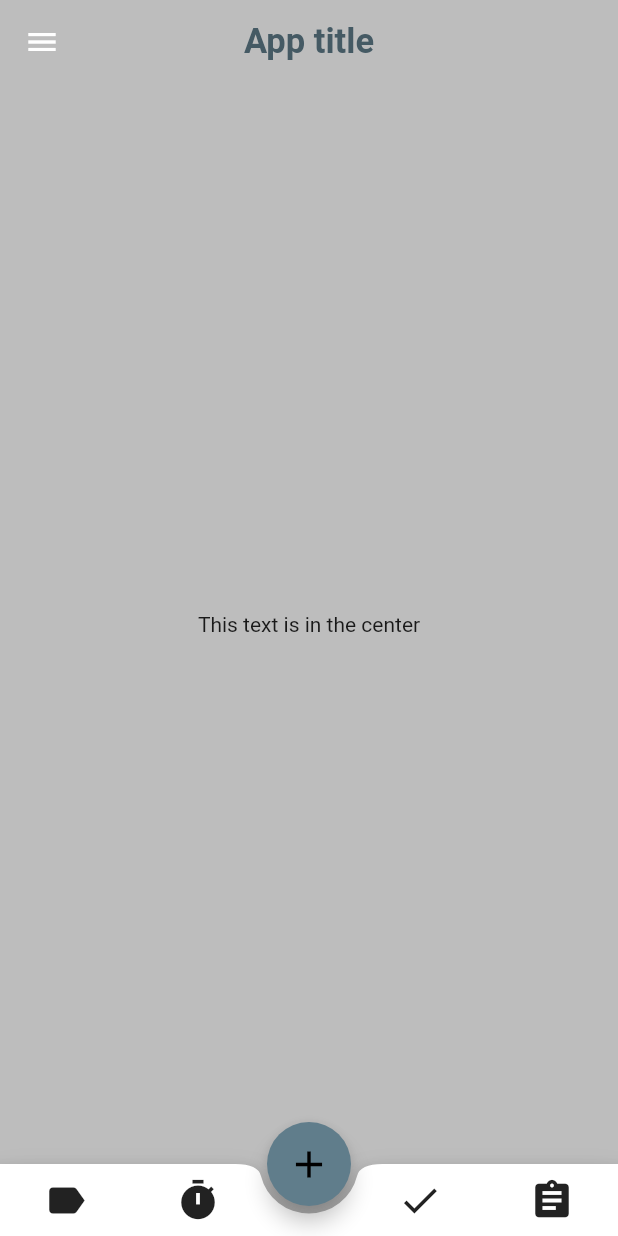
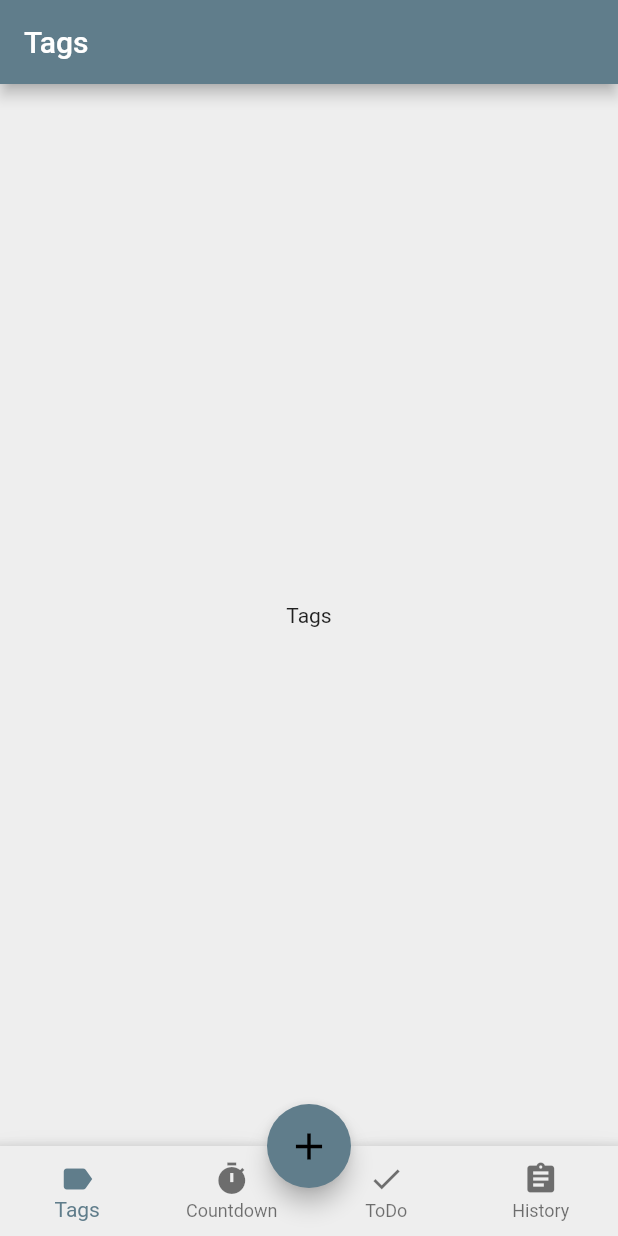
Before and after one commit to CippyLOL/pmdr_app, a Flutter app: the screen it shows after launch, after a tap on the "add" icon, on a phone screen of 412 x 824 dp. Run offline on Flutter 3.47's test engine with Material 2 defaults, Android fonts, the phone set to English and light mode, and no system bars.

Commit message:
added functioning navbar
added routes and made a functional bottom navigation bar

```diff
--- /dev/null
+++ b/lib/history.dart
@@ -0,0 +1,21 @@
+import 'package:flutter/material.dart';
+
+class History extends StatefulWidget {
+  @override
+  _HistoryState createState() => _HistoryState();
+}
+
+class _HistoryState extends State<History> {
+  @override
+  Widget build(BuildContext context) {
+    return Scaffold(
+      appBar: new AppBar(
+        title: new Text('History'),
+      ),
+      body: Center(
+        child: Text('History'),
+      ),
+
+    );
+  }
+}
--- /dev/null
+++ b/lib/home.dart
@@ -0,0 +1,21 @@
+import 'package:flutter/material.dart';
+
+class Home extends StatefulWidget {
+  @override
+  _HomeState createState() => _HomeState();
+}
+
+class _HomeState extends State<Home> {
+  @override
+  Widget build(BuildContext context) {
+    return Scaffold(
+      appBar: new AppBar(
+        title: new Text('Coundown'),
+      ),
+      body: Center(
+        child: Text('Countdown'),
+      ),
+
+    );
+  }
+}
--- a/lib/main.dart
+++ b/lib/main.dart
@@ -1,126 +1,73 @@
 import 'package:flutter/material.dart';
+import 'package:pmdr_app/history.dart';
+import 'package:pmdr_app/home.dart';
+import 'package:pmdr_app/tags.dart';
+import 'package:pmdr_app/todo.dart';
 
 void main() => runApp(MyApp());
 
 class MyApp extends StatelessWidget {
   @override
   Widget build(BuildContext context) {
-    return MaterialApp(
-      title: 'testing 123',
-      theme: ThemeData(
+    return new MaterialApp(
+      title: 'PMDR',
+      theme: new ThemeData(
         primarySwatch: Colors.blueGrey,
+        canvasColor: Colors.grey[200]
       ),
-      home: HomePage(
-        title: 'App title',
-      ),
+      home: BotNavBar(),
+
     );
   }
 }
 
-class HomePage extends StatefulWidget {
-  HomePage({Key key, this.title}) : super(key: key);
+class BotNavBar extends StatefulWidget {
+  @override
+  _BotNavBarState createState() => _BotNavBarState();
+}
 
-  final String title;
+class _BotNavBarState extends State<BotNavBar> {
+
+  int _currentIndex = 0;
+  final List<Widget> _children = [
+    Tags(),
+    Home(),
+    ToDo(),
+    History(),
+  ];
+
+  void onTappedBar(int index) {
+    setState(() {
+      _currentIndex = index;
+    });
+  }
 
   @override
-  _HomePageState createState() => _HomePageState();
-}
+  Widget build(BuildContext context) {
+    return new Scaffold(
+      body: _children[_currentIndex],
+      // currentIndex: _currentIndex,
+      bottomNavigationBar: BottomAppBar(
+        notchMargin: 2.0,
+        shape: CircularNotchedRectangle(),
+        child: SizedBox(
+          height: 60,
+          child: BottomNavigationBar(
+            onTap: onTappedBar,
+            type: BottomNavigationBarType.fixed,
+            items: [
+              BottomNavigationBarItem(icon: Icon(Icons.label), title: Text('Tags')),
+              BottomNavigationBarItem(icon: Icon(Icons.timer), title: Text('Countdown')),
+              BottomNavigationBarItem(icon: Icon(Icons.check), title: Text('ToDo')),
+              BottomNavigationBarItem(icon: Icon(Icons.assignment), title: Text('History')),
+            ],
+          ),
 
-class _HomePageState extends State<HomePage> {
-  @override
-  Widget build(BuildContext context) {
-    return Scaffold(
-      backgroundColor: Colors.grey[400],
-      appBar: AppBar(
-        backgroundColor: Colors.transparent,
-        elevation: 0,
-        title: Text(
-          widget.title,
-          style: TextStyle(
-            fontSize: 23.0,
-            fontWeight: FontWeight.bold,
-            color: Colors.blueGrey[700],
-          ),
-        ),
-        centerTitle: true,
-      ),
-      drawer: Drawer(
-        child: ListView(
-          children: <Widget>[
-            DrawerHeader(
-              child: Align(
-                alignment: Alignment.bottomLeft,
-                child: Text(
-                  'Username',
-                  style: TextStyle(
-                    fontSize: 20,
-                    color: Colors.white,
-                  ),
-                ),
-              ),
-              decoration: BoxDecoration(
-                  gradient: LinearGradient(colors: <Color>[
-                Colors.blueGrey[800],
-                Colors.blueGrey[300],
-              ])),
-            ),
-            CustomListTile(Icons.person, 'Profile', () {}),
-            CustomListTile(Icons.notifications, 'Notifications', () {}),
-            CustomListTile(Icons.settings, 'Settings', () {}),
-            CustomListTile(Icons.input, 'Log Out', () {}),
-          ],
-        ),
-      ),
-      body: Center(
-        child: Column(
-          mainAxisAlignment: MainAxisAlignment.center,
-          children: <Widget>[
-            Text(
-              'This text is in the center',
-            ),
-          ],
-        ),
-      ),
-      bottomNavigationBar: BottomAppBar(
-        shape: const CircularNotchedRectangle(),
-        notchMargin: 5.0,
-        child: Row(
-          children: <Widget>[
-            Spacer(),
-            IconButton(
-              tooltip: 'Tags',
-              icon: Icon(Icons.label),
-              onPressed: () {},
-              iconSize: 30.0,
-            ),
-            Spacer(flex: 2),
-            IconButton(
-              tooltip: 'Timer',
-              icon: Icon(Icons.timer),
-              onPressed: () {},
-              iconSize: 30.0,
-            ),
-            Spacer(flex: 5),
-            IconButton(
-              tooltip: 'To Do',
-              icon: Icon(Icons.check),
-              onPressed: () {},
-              iconSize: 30.0,
-            ),
-            Spacer(flex: 2),
-            IconButton(
-              tooltip: 'History',
-              icon: Icon(Icons.assignment),
-              onPressed: () {},
-              iconSize: 30.0,
-            ),
-            Spacer(),
-          ],
         ),
       ),
       floatingActionButton: FloatingActionButton(
         onPressed: () {},
-        tooltip: 'Increment',
+        tooltip: 'Add Countdown',
         child: Icon(
           Icons.add,
           size: 30.0,
@@ -131,44 +78,3 @@ class _HomePageState extends State<HomePage> {
     );
   }
 }
-
-class CustomListTile extends StatelessWidget {
-  IconData icon;
-  String text;
-  Function onTap;
-
-  CustomListTile(this.icon, this.text, this.onTap);
-
-  @override
-  Widget build(BuildContext context) {
-    return Padding(
-      padding: const EdgeInsets.fromLTRB(8.0, 0, 8.0, 0),
-      child: InkWell(
-        onTap: onTap,
-        splashColor: Colors.blueAccent,
-        child: Row(
-          mainAxisAlignment: MainAxisAlignment.spaceBetween,
-          children: <Widget>[
-            Container(
-              height: 40.0,
-              child: Row(
-                children: <Widget>[
-                  Icon(icon),
-                  Padding(
-                    padding: const EdgeInsets.all(8.0),
-                    child: Text(
-                      text,
-                      style: TextStyle(
-                        fontSize: 17.0,
-                      ),
-                    ),
-                  ),
-                ],
-              ),
-            ),
-          ],
-        ),
-      ),
-    );
-  }
-}
--- /dev/null
+++ b/lib/tags.dart
@@ -0,0 +1,21 @@
+import 'package:flutter/material.dart';
+
+class Tags extends StatefulWidget {
+  @override
+  _TagsState createState() => _TagsState();
+}
+
+class _TagsState extends State<Tags> {
+  @override
+  Widget build(BuildContext context) {
+    return Scaffold(
+      appBar: new AppBar(
+        title: new Text('Tags'),
+      ),
+      body: Center(
+        child: Text('Tags'),
+      ),
+
+    );
+  }
+}
--- /dev/null
+++ b/lib/todo.dart
@@ -0,0 +1,20 @@
+import 'package:flutter/material.dart';
+
+class ToDo extends StatefulWidget {
+  @override
+  _ToDoState createState() => _ToDoState();
+}
+
+class _ToDoState extends State<ToDo> {
+  @override
+  Widget build(BuildContext context) {
+    return Scaffold(
+      appBar: new AppBar(
+        title: new Text('To Do'),
+      ),
+      body: Center(
+        child: Text('To Do'),
+      ),
+    );
+  }
+}
```
